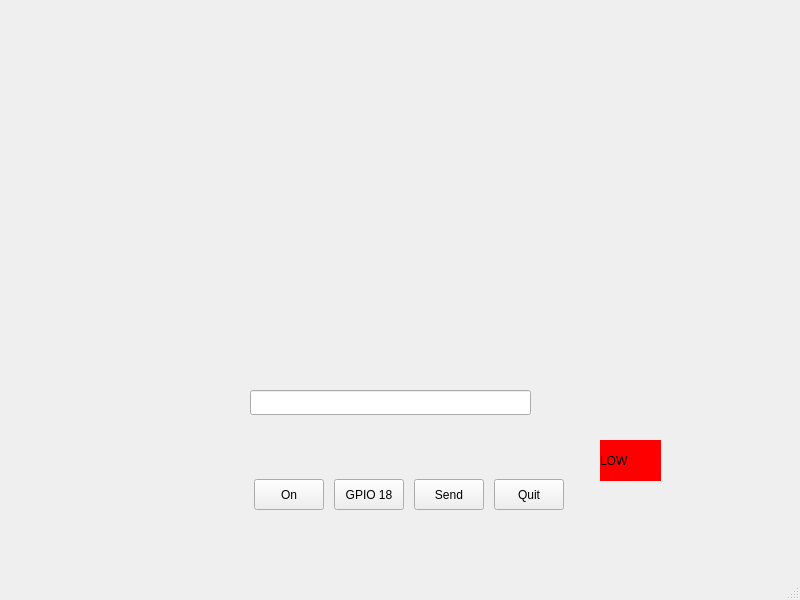
Leonamin/temp, file prAvata.ui: the form before one commit.
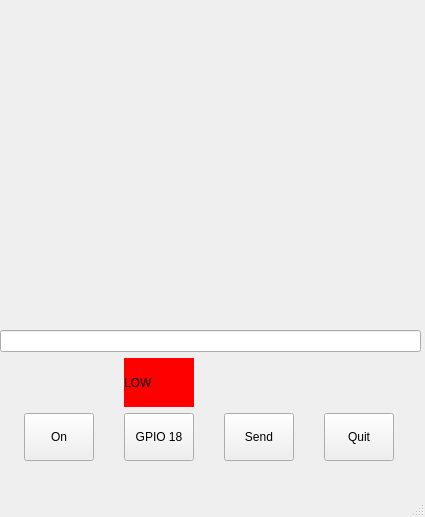
The form after the commit.

Commit message: qt ui 크기 조정

Diff of the .ui file:
```diff
--- a/prAvata.ui
+++ b/prAvata.ui
@@ -6,8 +6,8 @@
    <rect>
     <x>0</x>
     <y>0</y>
-    <width>800</width>
-    <height>600</height>
+    <width>425</width>
+    <height>517</height>
    </rect>
   </property>
   <property name="windowTitle">
@@ -17,8 +17,8 @@
    <widget class="QWidget" name="verticalLayoutWidget">
     <property name="geometry">
      <rect>
-      <x>180</x>
-      <y>50</y>
+      <x>0</x>
+      <y>0</y>
       <width>421</width>
       <height>331</height>
      </rect>
@@ -28,12 +28,89 @@
    <widget class="QWidget" name="horizontalLayoutWidget">
     <property name="geometry">
      <rect>
-      <x>250</x>
-      <y>479</y>
-      <width>319</width>
-      <height>31</height>
+      <x>0</x>
+      <y>330</y>
+      <width>421</width>
+      <height>131</height>
      </rect>
     </property>
+    <layout class="QVBoxLayout" name="verticalLayout_2">
+     <item>
+      <widget class="QLineEdit" name="commandLine">
+       <property name="text">
+        <string/>
+       </property>
+      </widget>
+     </item>
+     <item>
+      <layout class="QHBoxLayout" name="horizontalLayout_2">
+       <item>
+        <widget class="QLabel" name="paddingLbl">
+         <property name="maximumSize">
+          <size>
+           <width>70</width>
+           <height>50</height>
+          </size>
+         </property>
+         <property name="styleSheet">
+          <string notr="true"/>
+         </property>
+         <property name="text">
+          <string/>
+         </property>
+        </widget>
+       </item>
+       <item>
+        <widget class="QLabel" name="statusLbl">
+         <property name="maximumSize">
+          <size>
+           <width>70</width>
+           <height>50</height>
+          </size>
+         </property>
+         <property name="styleSheet">
+          <string notr="true">background-color: rgb(255, 0, 0);</string>
+         </property>
+         <property name="text">
+          <string>LOW</string>
+         </property>
+        </widget>
+       </item>
+       <item>
+        <widget class="QLabel" name="paddingLbl_2">
+         <property name="maximumSize">
+          <size>
+           <width>70</width>
+           <height>50</height>
+          </size>
+         </property>
+         <property name="styleSheet">
+          <string notr="true"/>
+         </property>
+         <property name="text">
+          <string/>
+         </property>
+        </widget>
+       </item>
+       <item>
+        <widget class="QLabel" name="paddingLbl_3">
+         <property name="maximumSize">
+          <size>
+           <width>70</width>
+           <height>50</height>
+          </size>
+         </property>
+         <property name="styleSheet">
+          <string notr="true"/>
+         </property>
+         <property name="text">
+          <string/>
+         </property>
+        </widget>
+       </item>
+      </layout>
+     </item>
+     <item>
     <layout class="QHBoxLayout" name="horizontalLayout">
      <item>
       <widget class="QPushButton" name="camToggleBtn">
@@ -88,35 +165,8 @@
       </widget>
      </item>
     </layout>
-   </widget>
-   <widget class="QLineEdit" name="commandLine">
-    <property name="geometry">
-     <rect>
-      <x>250</x>
-      <y>390</y>
-      <width>281</width>
-      <height>25</height>
-     </rect>
-    </property>
-    <property name="text">
-     <string/>
-    </property>
-   </widget>
-   <widget class="QLabel" name="statusLbl">
-    <property name="geometry">
-     <rect>
-      <x>600</x>
-      <y>440</y>
-      <width>61</width>
-      <height>41</height>
-     </rect>
-    </property>
-    <property name="styleSheet">
-     <string notr="true">background-color: rgb(255, 0, 0);</string>
-    </property>
-    <property name="text">
-     <string>LOW</string>
-    </property>
+     </item>
+    </layout>
    </widget>
   </widget>
   <widget class="QMenuBar" name="menubar">
```
Left out of the diff: 4 changed lines with no effect on the pictures. Lines whose indentation alone changed are shown as unchanged. The commit also changes 2 other files.
